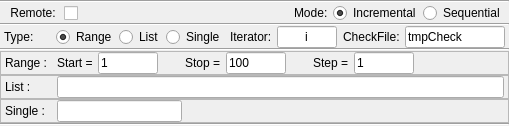
This is appli/grapher/gui/src/wgLoop.ui in snaress/studio as Qt 5 draws it before an edit. The edited form follows.
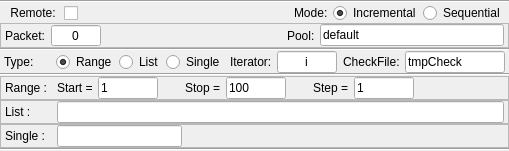
This is the edited form.

Commit message: Grapher: change execNode compiler, update loop compiler and wgts

Diff of the .ui file:
```diff
--- a/appli/grapher/gui/src/wgLoop.ui
+++ b/appli/grapher/gui/src/wgLoop.ui
@@ -7,7 +7,7 @@
     <x>0</x>
     <y>0</y>
     <width>509</width>
-    <height>122</height>
+    <height>144</height>
    </rect>
   </property>
   <property name="sizePolicy">
@@ -26,67 +26,7 @@
    <property name="spacing">
     <number>0</number>
    </property>
-   <item row="7" column="0">
-    <widget class="QFrame" name="qfLoopSingle">
-     <property name="frameShape">
-      <enum>QFrame::StyledPanel</enum>
-     </property>
-     <layout class="QHBoxLayout" name="horizontalLayout_9">
-      <property name="spacing">
-       <number>2</number>
-      </property>
-      <property name="leftMargin">
-       <number>4</number>
-      </property>
-      <property name="topMargin">
-       <number>0</number>
-      </property>
-      <property name="rightMargin">
-       <number>4</number>
-      </property>
-      <property name="bottomMargin">
-       <number>0</number>
-      </property>
-      <item>
-       <widget class="QLabel" name="lLoopSingle">
-        <property name="minimumSize">
-         <size>
-          <width>50</width>
-          <height>0</height>
-         </size>
-        </property>
-        <property name="text">
-         <string>Single : </string>
-        </property>
-       </widget>
-      </item>
-      <item>
-       <widget class="QLineEdit" name="leLoopSingle">
-        <property name="maximumSize">
-         <size>
-          <width>125</width>
-          <height>16777215</height>
-         </size>
-        </property>
-       </widget>
-      </item>
-      <item>
-       <spacer name="horizontalSpacer">
-        <property name="orientation">
-         <enum>Qt::Horizontal</enum>
-        </property>
-        <property name="sizeHint" stdset="0">
-         <size>
-          <width>40</width>
-          <height>20</height>
-         </size>
-        </property>
-       </spacer>
-      </item>
-     </layout>
-    </widget>
-   </item>
-   <item row="5" column="0">
+   <item row="6" column="0">
     <widget class="QFrame" name="qfLoopRange">
      <property name="frameShape">
       <enum>QFrame::StyledPanel</enum>
@@ -246,7 +186,67 @@
      </layout>
     </widget>
    </item>
-   <item row="6" column="0">
+   <item row="8" column="0">
+    <widget class="QFrame" name="qfLoopSingle">
+     <property name="frameShape">
+      <enum>QFrame::StyledPanel</enum>
+     </property>
+     <layout class="QHBoxLayout" name="horizontalLayout_9">
+      <property name="spacing">
+       <number>2</number>
+      </property>
+      <property name="leftMargin">
+       <number>4</number>
+      </property>
+      <property name="topMargin">
+       <number>0</number>
+      </property>
+      <property name="rightMargin">
+       <number>4</number>
+      </property>
+      <property name="bottomMargin">
+       <number>0</number>
+      </property>
+      <item>
+       <widget class="QLabel" name="lLoopSingle">
+        <property name="minimumSize">
+         <size>
+          <width>50</width>
+          <height>0</height>
+         </size>
+        </property>
+        <property name="text">
+         <string>Single : </string>
+        </property>
+       </widget>
+      </item>
+      <item>
+       <widget class="QLineEdit" name="leLoopSingle">
+        <property name="maximumSize">
+         <size>
+          <width>125</width>
+          <height>16777215</height>
+         </size>
+        </property>
+       </widget>
+      </item>
+      <item>
+       <spacer name="horizontalSpacer">
+        <property name="orientation">
+         <enum>Qt::Horizontal</enum>
+        </property>
+        <property name="sizeHint" stdset="0">
+         <size>
+          <width>40</width>
+          <height>20</height>
+         </size>
+        </property>
+       </spacer>
+      </item>
+     </layout>
+    </widget>
+   </item>
+   <item row="7" column="0">
     <widget class="QFrame" name="qfLoopList">
      <property name="frameShape">
       <enum>QFrame::StyledPanel</enum>
@@ -286,94 +286,7 @@
      </layout>
     </widget>
    </item>
-   <item row="1" column="0">
-    <layout class="QHBoxLayout" name="hlLoopMode">
-     <property name="spacing">
-      <number>2</number>
-     </property>
-     <property name="leftMargin">
-      <number>4</number>
-     </property>
-     <property name="rightMargin">
-      <number>4</number>
-     </property>
-     <item>
-      <widget class="QCheckBox" name="cbRemote">
-       <property name="layoutDirection">
-        <enum>Qt::RightToLeft</enum>
-       </property>
-       <property name="text">
-        <string>Remote: </string>
-       </property>
-      </widget>
-     </item>
-     <item>
-      <spacer name="horizontalSpacer_2">
-       <property name="orientation">
-        <enum>Qt::Horizontal</enum>
-       </property>
-       <property name="sizeHint" stdset="0">
-        <size>
-         <width>40</width>
-         <height>20</height>
-        </size>
-       </property>
-      </spacer>
-     </item>
-     <item>
-      <widget class="QLabel" name="lMode">
-       <property name="text">
-        <string>Mode: </string>
-       </property>
-      </widget>
-     </item>
-     <item>
-      <widget class="QRadioButton" name="rbIncremental">
-       <property name="text">
-        <string>Incremental</string>
-       </property>
-       <property name="checked">
-        <bool>true</bool>
-       </property>
-       <attribute name="buttonGroup">
-        <string notr="true">bgLoopMode</string>
-       </attribute>
-      </widget>
-     </item>
-     <item>
-      <widget class="QRadioButton" name="rbSequential">
-       <property name="text">
-        <string>Sequential</string>
-       </property>
-       <attribute name="buttonGroup">
-        <string notr="true">bgLoopMode</string>
-       </attribute>
-      </widget>
-     </item>
-    </layout>
-   </item>
-   <item row="2" column="0">
-    <widget class="Line" name="line_2">
-     <property name="orientation">
-      <enum>Qt::Horizontal</enum>
-     </property>
-    </widget>
-   </item>
-   <item row="8" column="0">
-    <widget class="Line" name="line_3">
-     <property name="orientation">
-      <enum>Qt::Horizontal</enum>
-     </property>
-    </widget>
-   </item>
-   <item row="0" column="0">
-    <widget class="Line" name="line">
-     <property name="orientation">
-      <enum>Qt::Horizontal</enum>
-     </property>
-    </widget>
-   </item>
-   <item row="3" column="0">
+   <item row="4" column="0">
     <layout class="QHBoxLayout" name="hlLoopOption">
      <property name="spacing">
       <number>2</number>
@@ -513,13 +426,186 @@
      </item>
     </layout>
    </item>
-   <item row="4" column="0">
+   <item row="3" column="0">
+    <widget class="Line" name="line_2">
+     <property name="orientation">
+      <enum>Qt::Horizontal</enum>
+     </property>
+    </widget>
+   </item>
+   <item row="1" column="0">
+    <layout class="QHBoxLayout" name="hlLoopMode">
+     <property name="spacing">
+      <number>2</number>
+     </property>
+     <property name="leftMargin">
+      <number>4</number>
+     </property>
+     <property name="rightMargin">
+      <number>4</number>
+     </property>
+     <item>
+      <widget class="QCheckBox" name="cbRemote">
+       <property name="layoutDirection">
+        <enum>Qt::RightToLeft</enum>
+       </property>
+       <property name="text">
+        <string>Remote: </string>
+       </property>
+      </widget>
+     </item>
+     <item>
+      <spacer name="horizontalSpacer_2">
+       <property name="orientation">
+        <enum>Qt::Horizontal</enum>
+       </property>
+       <property name="sizeHint" stdset="0">
+        <size>
+         <width>40</width>
+         <height>20</height>
+        </size>
+       </property>
+      </spacer>
+     </item>
+     <item>
+      <widget class="QLabel" name="lMode">
+       <property name="text">
+        <string>Mode: </string>
+       </property>
+      </widget>
+     </item>
+     <item>
+      <widget class="QRadioButton" name="rbIncremental">
+       <property name="text">
+        <string>Incremental</string>
+       </property>
+       <property name="checked">
+        <bool>true</bool>
+       </property>
+       <attribute name="buttonGroup">
+        <string notr="true">bgLoopMode</string>
+       </attribute>
+      </widget>
+     </item>
+     <item>
+      <widget class="QRadioButton" name="rbSequential">
+       <property name="text">
+        <string>Sequential</string>
+       </property>
+       <attribute name="buttonGroup">
+        <string notr="true">bgLoopMode</string>
+       </attribute>
+      </widget>
+     </item>
+    </layout>
+   </item>
+   <item row="0" column="0">
+    <widget class="Line" name="line">
+     <property name="orientation">
+      <enum>Qt::Horizontal</enum>
+     </property>
+    </widget>
+   </item>
+   <item row="9" column="0">
+    <widget class="Line" name="line_3">
+     <property name="orientation">
+      <enum>Qt::Horizontal</enum>
+     </property>
+    </widget>
+   </item>
+   <item row="5" column="0">
     <widget class="Line" name="line_4">
      <property name="orientation">
       <enum>Qt::Horizontal</enum>
      </property>
     </widget>
    </item>
+   <item row="2" column="0">
+    <widget class="QFrame" name="hfRemoteOptions">
+     <property name="frameShape">
+      <enum>QFrame::StyledPanel</enum>
+     </property>
+     <layout class="QHBoxLayout" name="hlRemoteOptions">
+      <property name="spacing">
+       <number>2</number>
+      </property>
+      <property name="leftMargin">
+       <number>4</number>
+      </property>
+      <property name="topMargin">
+       <number>0</number>
+      </property>
+      <property name="rightMargin">
+       <number>4</number>
+      </property>
+      <property name="bottomMargin">
+       <number>0</number>
+      </property>
+      <item>
+       <widget class="QLabel" name="lPacket">
+        <property name="text">
+         <string>Packet: </string>
+        </property>
+       </widget>
+      </item>
+      <item>
+       <widget class="QSpinBox" name="sbPacket">
+        <property name="sizePolicy">
+         <sizepolicy hsizetype="MinimumExpanding" vsizetype="Fixed">
+          <horstretch>0</horstretch>
+          <verstretch>0</verstretch>
+         </sizepolicy>
+        </property>
+        <property name="minimumSize">
+         <size>
+          <width>50</width>
+          <height>0</height>
+         </size>
+        </property>
+        <property name="maximumSize">
+         <size>
+          <width>50</width>
+          <height>16777215</height>
+         </size>
+        </property>
+        <property name="alignment">
+         <set>Qt::AlignCenter</set>
+        </property>
+        <property name="buttonSymbols">
+         <enum>QAbstractSpinBox::NoButtons</enum>
+        </property>
+       </widget>
+      </item>
+      <item>
+       <spacer name="horizontalSpacer_3">
+        <property name="orientation">
+         <enum>Qt::Horizontal</enum>
+        </property>
+        <property name="sizeHint" stdset="0">
+         <size>
+          <width>40</width>
+          <height>20</height>
+         </size>
+        </property>
+       </spacer>
+      </item>
+      <item>
+       <widget class="QLabel" name="lPool">
+        <property name="text">
+         <string>Pool: </string>
+        </property>
+       </widget>
+      </item>
+      <item>
+       <widget class="QLineEdit" name="lePool">
+        <property name="text">
+         <string>default</string>
+        </property>
+       </widget>
+      </item>
+     </layout>
+    </widget>
+   </item>
   </layout>
  </widget>
  <resources/>
```
The commit also changes 6 other files.
